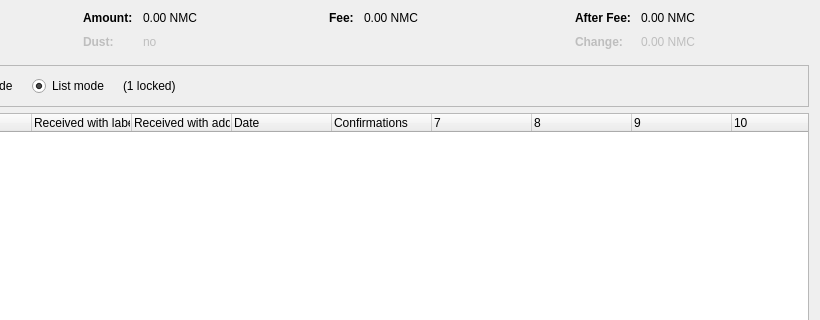
Old version of the form src/qt/forms/coincontroldialog.ui in the repository xaya/xaya; both pictures show x 180 to 1000 and y 0 to 320 of the 1000 by 500 pixel window.
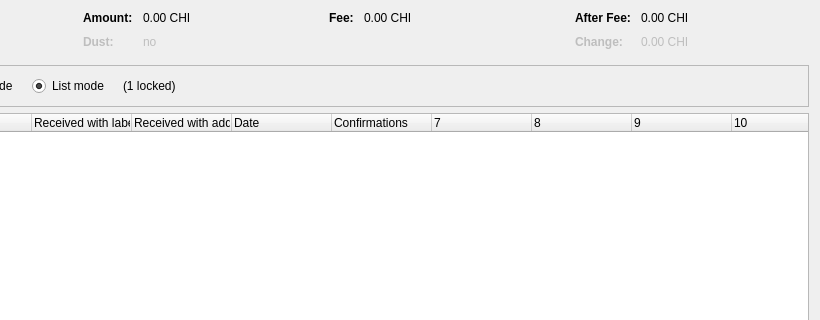
New version of the form. Custom widgets are drawn as their Qt base class.

Patch:
```diff
--- a/src/qt/forms/coincontroldialog.ui
+++ b/src/qt/forms/coincontroldialog.ui
@@ -132,7 +132,7 @@
           <enum>Qt::ActionsContextMenu</enum>
          </property>
          <property name="text">
-          <string notr="true">0.00 NMC</string>
+          <string notr="true">0.00 CHI</string>
          </property>
          <property name="textInteractionFlags">
           <set>Qt::LinksAccessibleByMouse|Qt::TextSelectableByKeyboard|Qt::TextSelectableByMouse</set>
@@ -212,7 +212,7 @@
           <enum>Qt::ActionsContextMenu</enum>
          </property>
          <property name="text">
-          <string notr="true">0.00 NMC</string>
+          <string notr="true">0.00 CHI</string>
          </property>
          <property name="textInteractionFlags">
           <set>Qt::LinksAccessibleByMouse|Qt::TextSelectableByKeyboard|Qt::TextSelectableByMouse</set>
@@ -257,7 +257,7 @@
           <enum>Qt::ActionsContextMenu</enum>
          </property>
          <property name="text">
-          <string notr="true">0.00 NMC</string>
+          <string notr="true">0.00 CHI</string>
          </property>
          <property name="textInteractionFlags">
           <set>Qt::LinksAccessibleByMouse|Qt::TextSelectableByKeyboard|Qt::TextSelectableByMouse</set>
@@ -292,7 +292,7 @@
           <enum>Qt::ActionsContextMenu</enum>
          </property>
          <property name="text">
-          <string notr="true">0.00 NMC</string>
+          <string notr="true">0.00 CHI</string>
          </property>
          <property name="textInteractionFlags">
           <set>Qt::LinksAccessibleByMouse|Qt::TextSelectableByKeyboard|Qt::TextSelectableByMouse</set>
```
